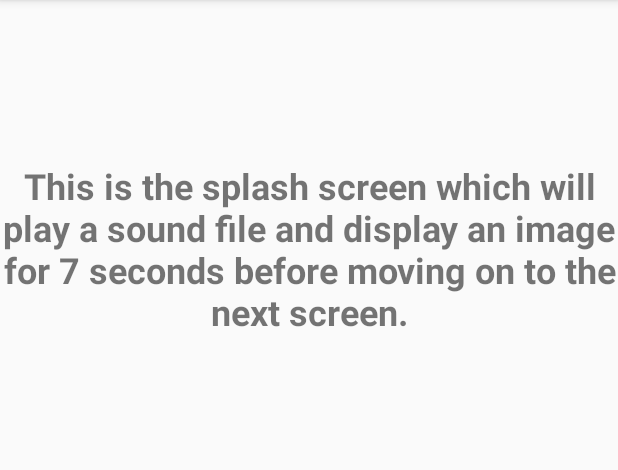
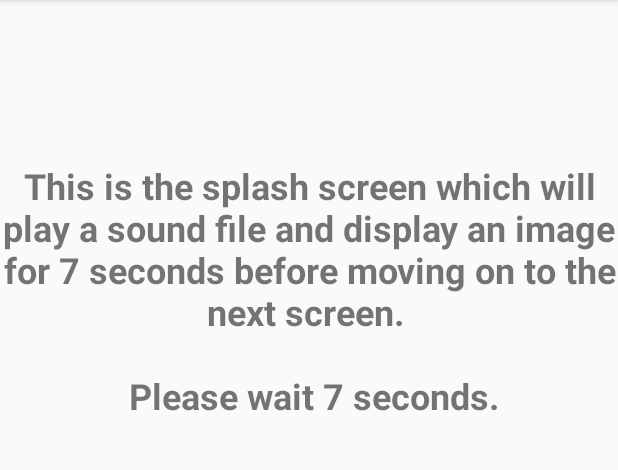
Before and after one commit to chemp43/WelcomeToHogwarts, an Android app: the screen it shows after launch (SplashActivity), on a phone screen of 412 x 824 dp, the part 84-554 px from its top. Run offline under Robolectric (Android 15) with nearby library versions, the phone set to English and light mode, and no system bars.

Commit message:
Added please wait message

```diff
--- a/app/src/main/res/values/strings.xml
+++ b/app/src/main/res/values/strings.xml
@@ -1,6 +1,6 @@
 <resources>
     <string name="app_name">Welcome To Hogwarts</string>
-    <string name="txtSplashTitle" translatable="false">This is the splash screen which will play a sound file and display an image for 7 seconds before moving on to the next screen.</string>
+    <string name="txtSplashTitle" translatable="false">This is the splash screen which will play a sound file and display an image for 7 seconds before moving on to the next screen. \n \n Please wait 7 seconds.</string>
     <string name="txtSortingTitle">This screen will contain a quiz (or a shake animation mechanic) to (randomly) display which class you\'ve been placed into.  An image of the Harry Potter sorting hat will be either a static image or background to this screen.</string>
     <string name="btnSortingSubmit">Submit your class questionaire</string>
     <string name="txtSortingBtn">Clicking this button will submit your quiz (if chosen), calculate the quiz, and transitions to the next screen.</string>
```
